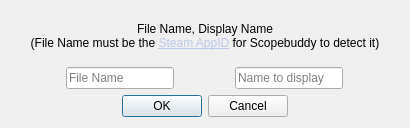
Old version of the form src/dialog_new_file.ui in the repository rfrench3/scopebuddy-gui.
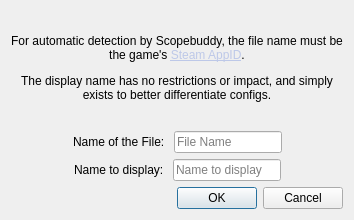
New version of the form.

Commit message: improve dialog for making new files, slightly improved error handling elsewhere

Diff of the .ui file:
```diff
--- a/src/dialog_new_file.ui
+++ b/src/dialog_new_file.ui
@@ -6,10 +6,16 @@
    <rect>
     <x>0</x>
     <y>0</y>
-    <width>410</width>
-    <height>128</height>
+    <width>354</width>
+    <height>220</height>
    </rect>
   </property>
+  <property name="minimumSize">
+   <size>
+    <width>320</width>
+    <height>220</height>
+   </size>
+  </property>
   <property name="windowTitle">
    <string>Dialog</string>
   </property>
@@ -17,24 +23,47 @@
    <item>
     <widget class="QLabel" name="label">
      <property name="text">
-      <string>&lt;html&gt;&lt;head/&gt;&lt;body&gt;&lt;p align=&quot;center&quot;&gt;File Name, Display Name&lt;br/&gt;(File Name must be the &lt;a href=&quot;https://docs.bazzite.gg/Advanced/scopebuddy/&quot;&gt;&lt;span style=&quot; text-decoration: underline; color:#bdc8e8;&quot;&gt;Steam AppID&lt;/span&gt;&lt;/a&gt; for Scopebuddy to detect it)&lt;/p&gt;&lt;/body&gt;&lt;/html&gt;</string>
+      <string>&lt;html&gt;&lt;head/&gt;&lt;body&gt;&lt;p align=&quot;center&quot;&gt;For automatic detection by Scopebuddy, the file name must be the game's &lt;a href=&quot;https://steamdb.info/apps/&quot;&gt;&lt;span style=&quot; text-decoration: underline; color:#bdc8e8;&quot;&gt;Steam AppID&lt;/span&gt;&lt;/a&gt;.&lt;/p&gt;&lt;p align=&quot;center&quot;&gt;The display name has no restrictions or impact, and simply exists to better differentiate configs.&lt;/p&gt;&lt;/body&gt;&lt;/html&gt;</string>
      </property>
      <property name="alignment">
       <set>Qt::AlignmentFlag::AlignCenter</set>
      </property>
+     <property name="wordWrap">
+      <bool>true</bool>
+     </property>
      <property name="openExternalLinks">
       <bool>true</bool>
      </property>
     </widget>
    </item>
    <item>
-    <layout class="QHBoxLayout" name="horizontalLayout">
-     <property name="leftMargin">
-      <number>0</number>
-     </property>
-     <property name="rightMargin">
-      <number>0</number>
-     </property>
+    <layout class="QHBoxLayout" name="horizontalLayout_2">
+     <item>
+      <spacer name="horizontalSpacer">
+       <property name="orientation">
+        <enum>Qt::Orientation::Horizontal</enum>
+       </property>
+       <property name="sizeHint" stdset="0">
+        <size>
+         <width>40</width>
+         <height>20</height>
+        </size>
+       </property>
+      </spacer>
+     </item>
+     <item>
+      <widget class="QLabel" name="label_2">
+       <property name="sizePolicy">
+        <sizepolicy hsizetype="Maximum" vsizetype="Preferred">
+         <horstretch>0</horstretch>
+         <verstretch>0</verstretch>
+        </sizepolicy>
+       </property>
+       <property name="text">
+        <string>Name of the File: </string>
+       </property>
+      </widget>
+     </item>
      <item>
       <widget class="QLineEdit" name="file_name">
        <property name="sizePolicy">
@@ -55,6 +84,55 @@
       </widget>
      </item>
      <item>
+      <spacer name="horizontalSpacer_3">
+       <property name="orientation">
+        <enum>Qt::Orientation::Horizontal</enum>
+       </property>
+       <property name="sizeHint" stdset="0">
+        <size>
+         <width>40</width>
+         <height>20</height>
+        </size>
+       </property>
+      </spacer>
+     </item>
+    </layout>
+   </item>
+   <item>
+    <layout class="QHBoxLayout" name="horizontalLayout">
+     <property name="leftMargin">
+      <number>0</number>
+     </property>
+     <property name="rightMargin">
+      <number>0</number>
+     </property>
+     <item>
+      <spacer name="horizontalSpacer_2">
+       <property name="orientation">
+        <enum>Qt::Orientation::Horizontal</enum>
+       </property>
+       <property name="sizeHint" stdset="0">
+        <size>
+         <width>40</width>
+         <height>20</height>
+        </size>
+       </property>
+      </spacer>
+     </item>
+     <item>
+      <widget class="QLabel" name="label_3">
+       <property name="sizePolicy">
+        <sizepolicy hsizetype="Maximum" vsizetype="Preferred">
+         <horstretch>0</horstretch>
+         <verstretch>0</verstretch>
+        </sizepolicy>
+       </property>
+       <property name="text">
+        <string>Name to display: </string>
+       </property>
+      </widget>
+     </item>
+     <item>
       <widget class="QLineEdit" name="display_name">
        <property name="sizePolicy">
         <sizepolicy hsizetype="Maximum" vsizetype="Fixed">
@@ -70,6 +148,19 @@
        </property>
       </widget>
      </item>
+     <item>
+      <spacer name="horizontalSpacer_4">
+       <property name="orientation">
+        <enum>Qt::Orientation::Horizontal</enum>
+       </property>
+       <property name="sizeHint" stdset="0">
+        <size>
+         <width>40</width>
+         <height>20</height>
+        </size>
+       </property>
+      </spacer>
+     </item>
     </layout>
    </item>
    <item>
@@ -81,7 +172,7 @@
       <set>QDialogButtonBox::StandardButton::Cancel|QDialogButtonBox::StandardButton::Ok</set>
      </property>
      <property name="centerButtons">
-      <bool>true</bool>
+      <bool>false</bool>
      </property>
     </widget>
    </item>
```
Left out of the diff: 6 changed lines with no effect on the pictures. The commit also changes 2 other files.
